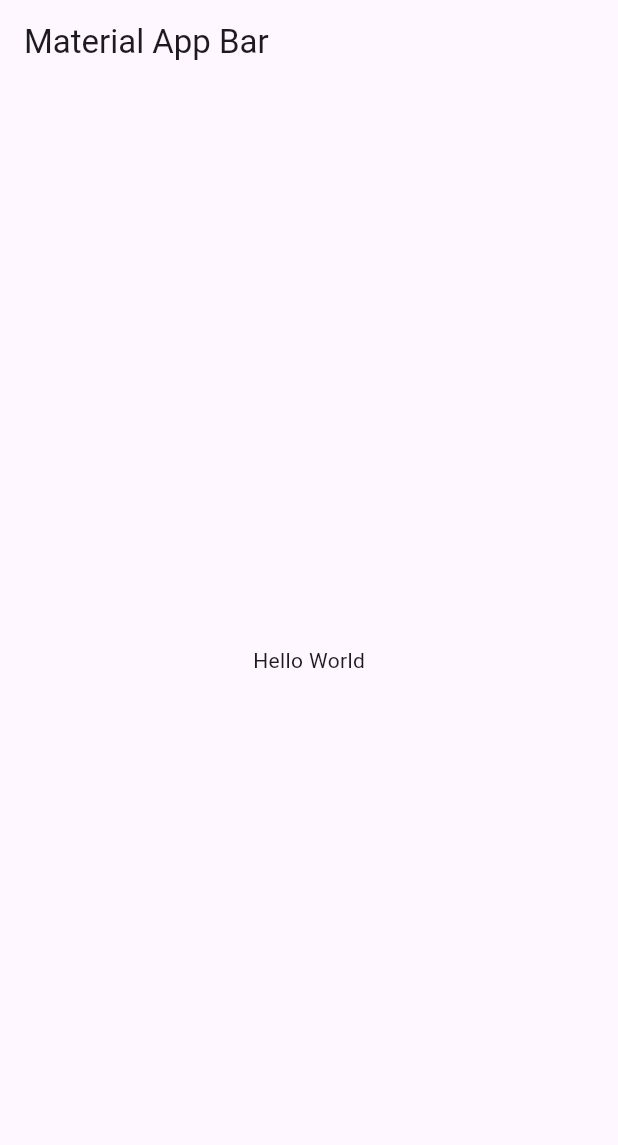
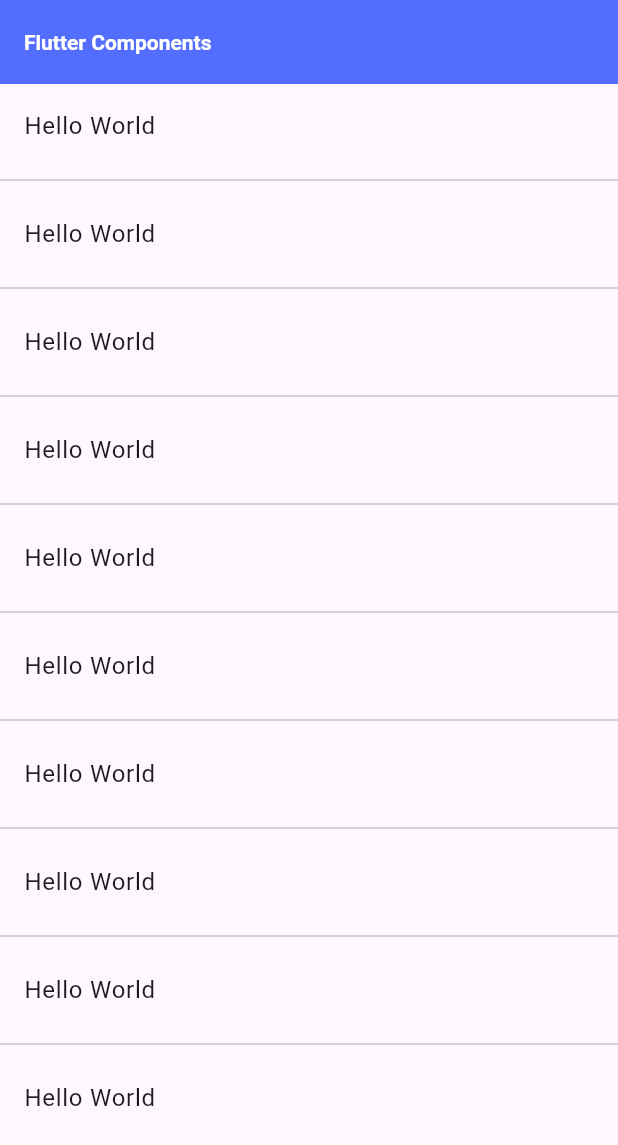
Before and after one commit to Amelfi/flutter_widget, a Flutter app: the screen it shows after launch, on a phone screen of 412 x 824 dp. Shown: the top 1145 px of the screen. Run offline on Flutter 3.47's test engine with Material 3 defaults, Android fonts, the phone set to English and light mode, and no system bars.

Commit message:
add listview screen

```diff
--- a/lib/main.dart
+++ b/lib/main.dart
@@ -1,4 +1,5 @@
 import 'package:flutter/material.dart';
+import 'package:flutter_widgets/screens/screens.dart';
 
 void main() => runApp(const MyApp());
 
@@ -8,15 +9,17 @@ class MyApp extends StatelessWidget {
   @override
   Widget build(BuildContext context) {
     return MaterialApp(
+      debugShowCheckedModeBanner: false,
       title: 'Material App',
-      home: Scaffold(
-        appBar: AppBar(
-          title: const Text('Material App Bar'),
-        ),
-        body: const Center(
-          child: Text('Hello World'),
-        ),
-      ),
+      // home: ListView2Screen(),
+      initialRoute: 'home',
+      routes:{
+        'home'     : (BuildContext context) => const HomeScreen(),
+        'listView1': (BuildContext context) => const ListView1Screen(),
+        'listView2': (BuildContext context) => const ListView2Screen(),
+        'alert'    : (BuildContext context) => const AlertScreen(),
+        'card'     : (BuildContext context) => const CardScreen(),
+        },
     );
   }
 }
--- /dev/null
+++ b/lib/screens/home_screen.dart
@@ -0,0 +1,34 @@
+import 'package:flutter/material.dart';
+import 'package:flutter_widgets/screens/screens.dart';
+
+class HomeScreen extends StatelessWidget {
+  const HomeScreen({Key? key}) : super(key: key);
+
+  @override
+  Widget build(BuildContext context) {
+    return Scaffold(
+      appBar: AppBar(
+        title: const Text('Flutter Components',
+            style: TextStyle(
+                fontSize: 14,
+                fontWeight: FontWeight.bold,
+                color: Colors.white)),
+        backgroundColor: Colors.indigoAccent,
+      ),
+      body: ListView.separated(
+          itemCount: 10,
+          separatorBuilder: (_, __) => const Divider(),
+          itemBuilder: (_, __) => ListTile(
+                title: const Text('Hello World'),
+                onTap: () {
+                  // final route = MaterialPageRoute(
+                  //   builder: (context) => const ListView1Screen(),);
+                  //   Navigator.push(context, route);
+                  Navigator.pushNamed(context, 'listView1',
+                  // arguments:<String, dynamic>{'data': 1}
+                  );
+                },
+              )),
+    );
+  }
+}
--- /dev/null
+++ b/lib/screens/screens.dart
@@ -0,0 +1,5 @@
+export 'package:flutter_widgets/screens/home_screen.dart';
+export 'package:flutter_widgets/screens/listview1_screen.dart';
+export 'package:flutter_widgets/screens/alert_screen.dart';
+export 'package:flutter_widgets/screens/listview2_screen.dart';
+export 'package:flutter_widgets/screens/card_screen.dart';
```
Also changed, not shown: lib/screens/alert_screen.dart (added, +14 -0 lines), lib/screens/card_screen.dart (added, +14 -0 lines), lib/screens/listview1_screen.dart (added, +29 -0 lines), lib/screens/listview2_screen.dart (added, +31 -0 lines).
